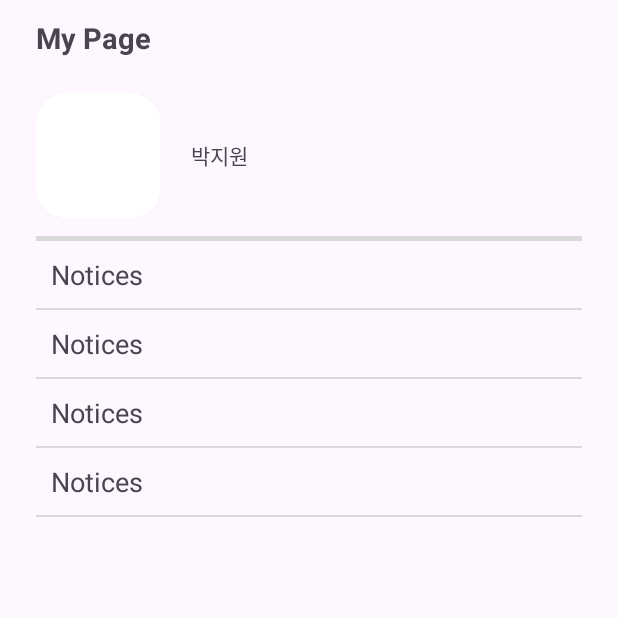
After one commit to GDSC-Memotion/Memotion-Android, an Android app: the fragment UserFragment shown on its own in the app's theme, on a phone screen of 412 x 824 dp, the top half of it. The commit adds this screen. Run offline under Robolectric (Android 15) with nearby library versions, the phone set to English and light mode, and no system bars.

Commit message:
Feat : 기본 화면 구성
- MainActivity
- DiaryFragment
- UserFragment

```diff
--- /dev/null
+++ b/app/src/main/java/konkuk/gdsc/memotion/ui/user/UserFragment.kt
@@ -0,0 +1,36 @@
+package konkuk.gdsc.memotion.ui.user
+
+import android.os.Bundle
+import androidx.fragment.app.Fragment
+import android.view.LayoutInflater
+import android.view.View
+import android.view.ViewGroup
+import konkuk.gdsc.memotion.databinding.FragmentUserBinding
+
+class UserFragment : Fragment() {
+
+    private var _binding: FragmentUserBinding? = null
+    private val binding: FragmentUserBinding
+        get() = requireNotNull(_binding) { "UserFragment's binding is null" }
+
+    override fun onCreateView(
+        inflater: LayoutInflater, container: ViewGroup?,
+        savedInstanceState: Bundle?
+    ): View {
+        _binding = FragmentUserBinding.inflate(inflater, container, false)
+        return binding.root
+    }
+
+    override fun onViewCreated(view: View, savedInstanceState: Bundle?) {
+        super.onViewCreated(view, savedInstanceState)
+
+        binding.apply {
+
+        }
+    }
+
+    override fun onDestroyView() {
+        _binding = null
+        super.onDestroyView()
+    }
+}
--- /dev/null
+++ b/app/src/main/res/layout/fragment_user.xml
@@ -0,0 +1,144 @@
+<?xml version="1.0" encoding="utf-8"?>
+<LinearLayout xmlns:android="http://schemas.android.com/apk/res/android"
+    xmlns:app="http://schemas.android.com/apk/res-auto"
+    xmlns:tools="http://schemas.android.com/tools"
+    android:layout_width="match_parent"
+    android:layout_height="match_parent"
+    android:orientation="vertical"
+    tools:context=".ui.user.UserFragment">
+
+    <LinearLayout
+        android:layout_width="match_parent"
+        android:layout_height="50dp"
+        android:gravity="center_vertical"
+        android:orientation="horizontal"
+        android:paddingHorizontal="24dp">
+
+        <TextView
+            android:id="@+id/tv_diary_title"
+            android:layout_width="wrap_content"
+            android:layout_height="wrap_content"
+            android:text="My Page"
+            android:textSize="19sp"
+            android:textStyle="bold" />
+
+    </LinearLayout>
+
+    <LinearLayout
+        android:layout_width="match_parent"
+        android:layout_height="wrap_content"
+        android:gravity="center_vertical"
+        android:orientation="horizontal"
+        android:paddingHorizontal="24dp"
+        android:paddingVertical="12dp">
+
+        <androidx.cardview.widget.CardView
+            android:id="@+id/cv_user_profile_image"
+            android:layout_width="83dp"
+            android:layout_height="83dp"
+            android:outlineSpotShadowColor="@color/white"
+            app:cardCornerRadius="20dp" />
+
+        <TextView
+            android:id="@+id/tv_user_name"
+            android:layout_width="wrap_content"
+            android:layout_height="wrap_content"
+            android:layout_marginStart="20dp"
+            android:text="박지원" />
+
+    </LinearLayout>
+
+    <androidx.recyclerview.widget.RecyclerView
+        android:layout_width="match_parent"
+        android:layout_height="wrap_content"/>
+
+    <LinearLayout
+        android:layout_width="match_parent"
+        android:layout_height="wrap_content"
+        android:orientation="vertical"
+        android:paddingHorizontal="24dp">
+
+        <View
+            android:layout_width="match_parent"
+            android:layout_height="3dp"
+            android:background="#D9D9D9" />
+
+        <LinearLayout
+            android:layout_width="match_parent"
+            android:layout_height="wrap_content"
+            android:paddingVertical="10dp">
+
+            <TextView
+                android:layout_width="wrap_content"
+                android:layout_height="wrap_content"
+                android:layout_marginStart="10dp"
+                android:text="Notices"
+                android:textSize="18dp" />
+
+        </LinearLayout>
+
+        <View
+            android:layout_width="match_parent"
+            android:layout_height="1dp"
+            android:background="#D9D9D9" />
+
+        <LinearLayout
+            android:layout_width="match_parent"
+            android:layout_height="wrap_content"
+            android:paddingVertical="10dp">
+
+            <TextView
+                android:layout_width="wrap_content"
+                android:layout_height="wrap_content"
+                android:layout_marginStart="10dp"
+                android:text="Notices"
+                android:textSize="18dp" />
+
+        </LinearLayout>
+
+        <View
+            android:layout_width="match_parent"
+            android:layout_height="1dp"
+            android:background="#D9D9D9" />
+
+        <LinearLayout
+            android:layout_width="match_parent"
+            android:layout_height="wrap_content"
+            android:paddingVertical="10dp">
+
+            <TextView
+                android:layout_width="wrap_content"
+                android:layout_height="wrap_content"
+                android:layout_marginStart="10dp"
+                android:text="Notices"
+                android:textSize="18dp" />
+
+        </LinearLayout>
+
+        <View
+            android:layout_width="match_parent"
+            android:layout_height="1dp"
+            android:background="#D9D9D9" />
+
+        <LinearLayout
+            android:layout_width="match_parent"
+            android:layout_height="wrap_content"
+            android:paddingVertical="10dp">
+
+            <TextView
+                android:layout_width="wrap_content"
+                android:layout_height="wrap_content"
+                android:layout_marginStart="10dp"
+                android:text="Notices"
+                android:textSize="18dp" />
+
+        </LinearLayout>
+
+        <View
+            android:layout_width="match_parent"
+            android:layout_height="1dp"
+            android:background="#D9D9D9" />
+
+    </LinearLayout>
+
+</LinearLayout>
```
Also changed, not shown: app/src/main/java/konkuk/gdsc/memotion/MainActivity.kt (+17 -2 lines), app/src/main/java/konkuk/gdsc/memotion/ui/diary/DiaryFragment.kt (added, +36 -0 lines), app/src/main/res/layout/activity_main.xml (+30 -7 lines), app/src/main/res/layout/fragment_diary.xml (added, +36 -0 lines).
